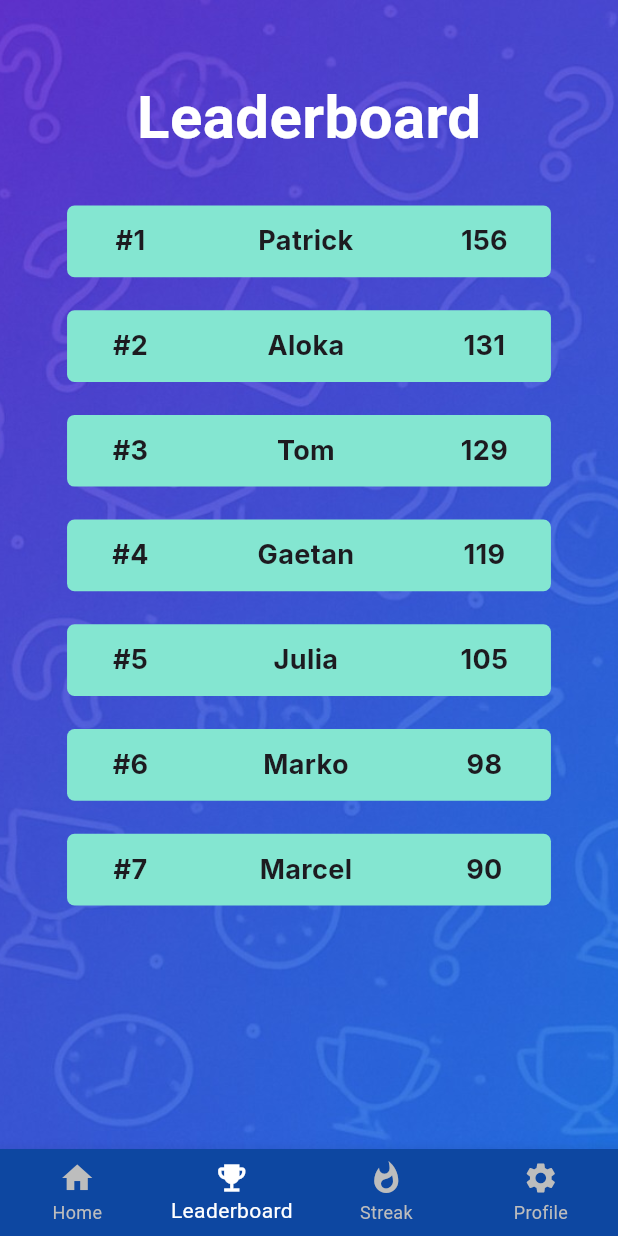
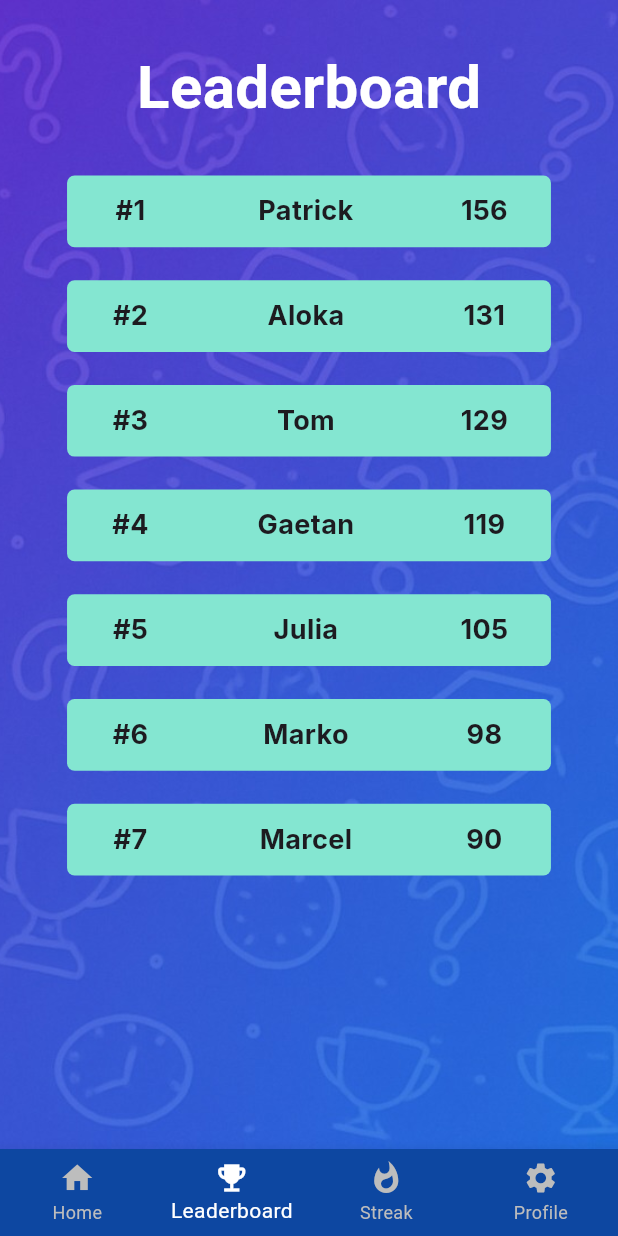
Before and after one commit to MarkoTkalec321/mindly, a Flutter app: the MainNavigation screen opened by its route, item 2 of the bottom bar chosen, on a phone screen of 412 x 824 dp. Run offline on Flutter 3.47's test engine with Material 3 defaults, Android fonts, the phone set to English and light mode, and no system bars; our stand-ins replace font_awesome_flutter, google_fonts, image_picker, simple_gradient_text.

Commit message:
fixed leaderboard height

```diff
--- a/lib/screens/leaderboard/leaderboard.dart
+++ b/lib/screens/leaderboard/leaderboard.dart
@@ -34,7 +34,7 @@ class LeaderBoardWidget extends StatelessWidget {
         child: Column(
           children: [
             Padding(
-              padding: const EdgeInsets.only(top: 40.0, bottom: 20.0), // Dodanie dolnego paddingu
+              padding: const EdgeInsets.only(top: 20.0, bottom: 20.0),
               child: Container(
                 padding: const EdgeInsets.symmetric(vertical: 10),
                 decoration: BoxDecoration(
--- a/lib/screens/menu/main_navigation.dart
+++ b/lib/screens/menu/main_navigation.dart
@@ -27,7 +27,7 @@ import 'package:mindly/screens/profile/profile_page.dart';
     const HomePageWidget(),
     const LeaderBoardWidget(),
     const StreakScreenWidget(),
-    Center(child: Text('Streak', style: TextStyle(fontSize: 24))),
+    const ProfileWidget(),
     const ProfileWidget(),
   ];
 
```
